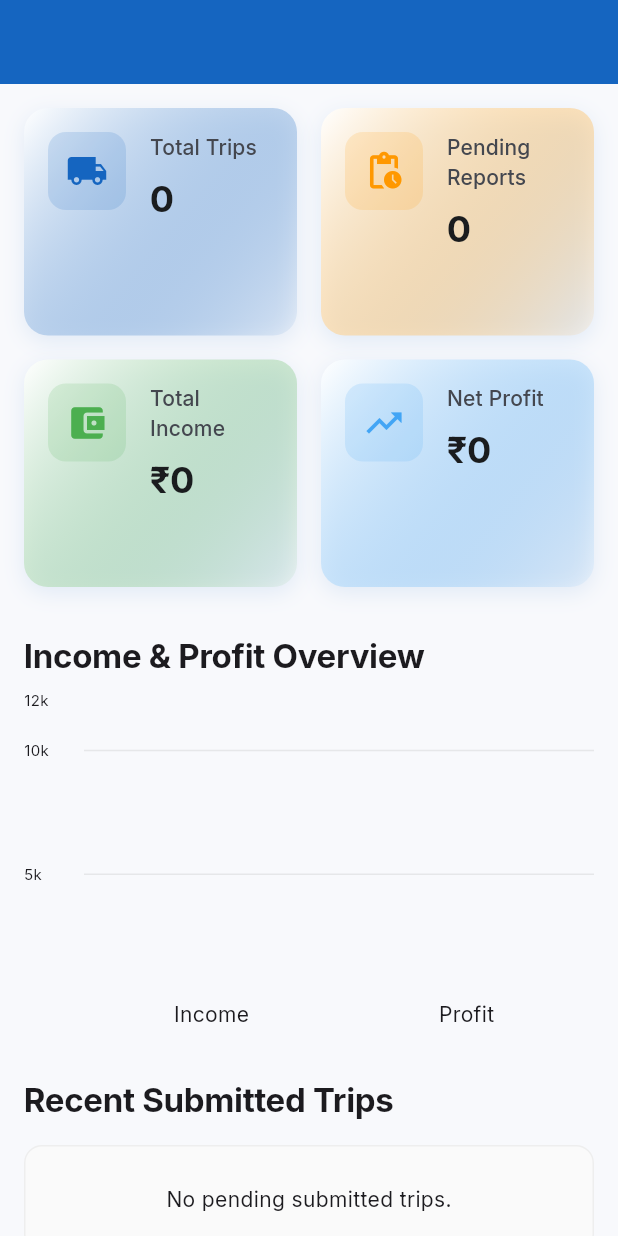
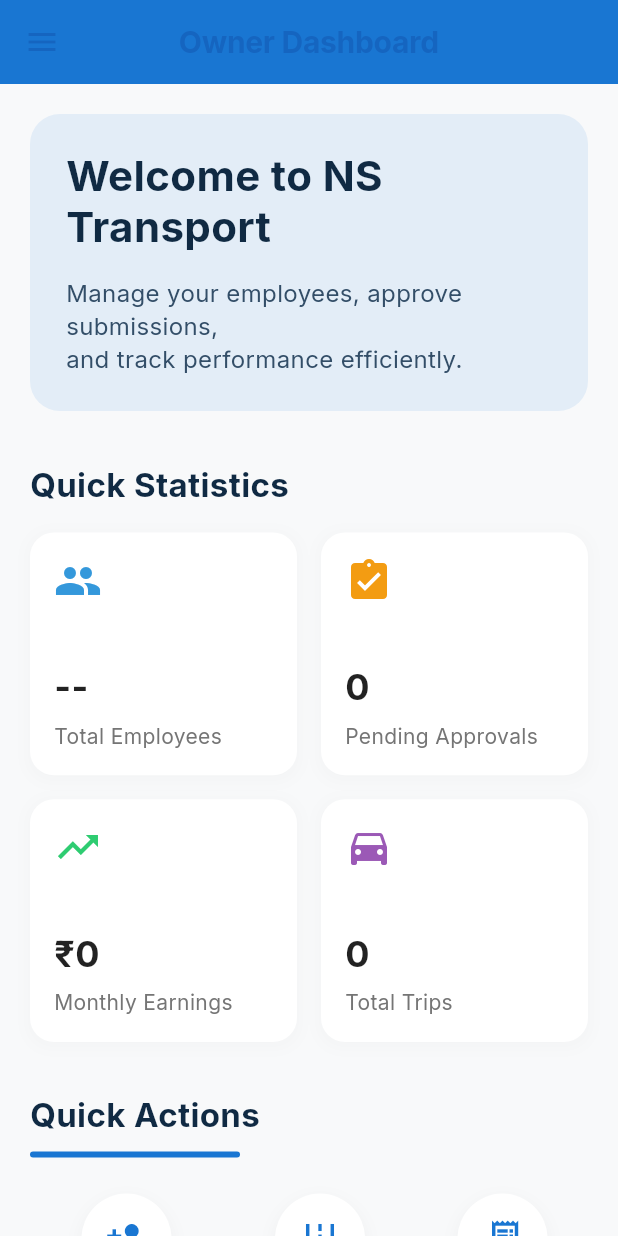
Before and after one commit to Nadarajan329/ns_transport_project3.0, a Flutter app: the OwnerDashboard screen opened by its route, on a phone screen of 412 x 824 dp. Run offline on Flutter 3.47's test engine with Material 3 defaults, Android fonts, the phone set to English and light mode, and no system bars; drawn by our look-alikes of fl_chart, flutter_animate; our stand-ins replace flutter_riverpod, google_fonts, google_sign_in, image_picker, pdf, printing and 2 more; accounts and stored records are empty; network calls fail.

Commit message:
Fix UI bugs, Supabase RLS, and Web Image Uploads

```diff
--- a/lib/screens/driver/trip_form_screen.dart
+++ b/lib/screens/driver/trip_form_screen.dart
@@ -1,4 +1,5 @@
 import 'dart:io';
+import 'package:flutter/foundation.dart';
 import 'package:flutter/material.dart';
 import 'package:flutter_riverpod/flutter_riverpod.dart';
 import 'package:google_fonts/google_fonts.dart';
@@ -36,8 +37,8 @@ class _TripFormScreenState extends ConsumerState<TripFormScreen> {
   final _notesController = TextEditingController();
 
   DateTime _selectedDate = DateTime.now();
-  File? _billImage;
-  File? _receiptImage;
+  XFile? _billImage;
+  XFile? _receiptImage;
   bool _isLoading = false;
 
   final ImagePicker _picker = ImagePicker();
@@ -86,9 +87,9 @@ class _TripFormScreenState extends ConsumerState<TripFormScreen> {
     if (image != null) {
       setState(() {
         if (isBill) {
-          _billImage = File(image.path);
+          _billImage = image;
         } else {
-          _receiptImage = File(image.path);
+          _receiptImage = image;
         }
       });
     }
@@ -163,7 +164,7 @@ class _TripFormScreenState extends ConsumerState<TripFormScreen> {
     }
   }
 
-  Widget _buildImagePicker(String title, File? image, bool isBill) {
+  Widget _buildImagePicker(String title, XFile? image, bool isBill) {
     return Column(
       crossAxisAlignment: CrossAxisAlignment.start,
       children: [
@@ -182,7 +183,7 @@ class _TripFormScreenState extends ConsumerState<TripFormScreen> {
             child: image != null
                 ? ClipRRect(
                     borderRadius: BorderRadius.circular(12),
-                    child: Image.file(image, fit: BoxFit.cover),
+                    child: kIsWeb ? Image.network(image.path, fit: BoxFit.cover) : Image.file(File(image.path), fit: BoxFit.cover),
                   )
                 : Column(
                     mainAxisAlignment: MainAxisAlignment.center,
--- a/lib/screens/owner/owner_dashboard.dart
+++ b/lib/screens/owner/owner_dashboard.dart
@@ -1,10 +1,7 @@
 import 'package:flutter/material.dart';
 import 'package:flutter_riverpod/flutter_riverpod.dart';
-import 'package:fl_chart/fl_chart.dart';
 import 'package:ns_transport/providers/trip_provider.dart';
 import 'package:ns_transport/widgets/app_drawer.dart';
-import 'package:ns_transport/widgets/summary_card.dart';
-import 'package:ns_transport/widgets/status_badge.dart';
 import 'package:ns_transport/routes/app_routes.dart';
 
 class OwnerDashboard extends ConsumerStatefulWidget {
@@ -27,6 +24,47 @@ class _OwnerDashboardState extends ConsumerState<OwnerDashboard> {
     await ref.read(tripProvider.notifier).loadTrips();
   }
 
+  Widget _buildStatCard(String title, String value, IconData icon, Color iconColor) {
+    return Container(
+      decoration: BoxDecoration(
+        color: Colors.white,
+        borderRadius: BorderRadius.circular(16),
+        boxShadow: [
+          BoxShadow(
+            color: Colors.grey.withOpacity(0.05),
+            spreadRadius: 2,
+            blurRadius: 8,
+            offset: const Offset(0, 2),
+          ),
+        ],
+      ),
+      padding: const EdgeInsets.all(16),
+      child: Column(
+        crossAxisAlignment: CrossAxisAlignment.start,
+        children: [
+          Icon(icon, color: iconColor, size: 32),
+          const Spacer(),
+          Text(
+            value,
+            style: const TextStyle(
+              fontSize: 24,
+              fontWeight: FontWeight.bold,
+              color: Colors.black87,
+            ),
+          ),
+          const SizedBox(height: 4),
+          Text(
+            title,
+            style: TextStyle(
+              fontSize: 14,
+              color: Colors.grey.shade600,
+            ),
+          ),
+        ],
+      ),
+    );
+  }
+
   @override
   Widget build(BuildContext context) {
     final tripState = ref.watch(tripProvider);
@@ -34,7 +72,6 @@ class _OwnerDashboardState extends ConsumerState<OwnerDashboard> {
     int totalTrips = 0;
     int pendingReports = 0;
     double totalIncome = 0;
-    double netProfit = 0;
 
     final trips = tripState.value ?? [];
 
@@ -44,18 +81,18 @@ class _OwnerDashboardState extends ConsumerState<OwnerDashboard> {
         pendingReports++;
       }
       totalIncome += trip.rentAmount;
-      netProfit += (trip.netProfit ?? 0.0);
     }
 
-    // Filter to get submitted trips and take the first few (assuming latest are first or we could sort)
-    final recentSubmittedTrips = trips.where((t) => t.status == 'submitted').toList();
-    final recentTrips = recentSubmittedTrips.take(5).toList();
-
     return Scaffold(
+      backgroundColor: const Color(0xFFF8F9FA),
       appBar: AppBar(
-        title: const Text('Owner Dashboard'),
-        backgroundColor: const Color(0xFF1565C0), // Primary
+        title: const Text(
+          'Owner Dashboard',
+          style: TextStyle(fontWeight: FontWeight.bold, fontSize: 20),
+        ),
+        backgroundColor: const Color(0xFF1976D2),
         foregroundColor: Colors.white,
+        elevation: 0,
       ),
       drawer: const AppDrawer(),
       body: tripState.isLoading
@@ -64,178 +101,150 @@ class _OwnerDashboardState extends ConsumerState<OwnerDashboard> {
               onRefresh: _refresh,
               child: SingleChildScrollView(
                 physics: const AlwaysScrollableScrollPhysics(),
-                padding: const EdgeInsets.all(16.0),
+                padding: const EdgeInsets.all(20.0),
                 child: Column(
                   crossAxisAlignment: CrossAxisAlignment.start,
                   children: [
+                    // Welcome Banner
+                    Container(
+                      width: double.infinity,
+                      padding: const EdgeInsets.all(24),
+                      decoration: BoxDecoration(
+                        color: const Color(0xFFE3EDF7),
+                        borderRadius: BorderRadius.circular(20),
+                      ),
+                      child: Column(
+                        crossAxisAlignment: CrossAxisAlignment.start,
+                        children: [
+                          const Text(
+                            'Welcome to NS\nTransport',
+                            style: TextStyle(
+                              fontSize: 28,
+                              fontWeight: FontWeight.bold,
+                              color: Color(0xFF102A43),
+                              height: 1.2,
+                            ),
+                          ),
+                          const SizedBox(height: 16),
+                          const Text(
+                            'Manage your employees, approve submissions,\nand track performance efficiently.',
+                            style: TextStyle(
+                              fontSize: 16,
+                              color: Color(0xFF334E68),
+                              height: 1.4,
+                            ),
+                          ),
+                        ],
+                      ),
+                    ),
+                    const SizedBox(height: 32),
+                    const Text(
+                      'Quick Statistics',
+                      style: TextStyle(
+                        fontSize: 22,
+                        fontWeight: FontWeight.bold,
+                        color: Color(0xFF102A43),
+                      ),
+                    ),
+                    const SizedBox(height: 16),
                     GridView.count(
                       crossAxisCount: 2,
                       crossAxisSpacing: 16,
                       mainAxisSpacing: 16,
                       shrinkWrap: true,
                       physics: const NeverScrollableScrollPhysics(),
-                      childAspectRatio: 1.2,
+                      childAspectRatio: 1.1,
                       children: [
-                        SummaryCard(
-                          title: 'Total Trips',
-                          value: totalTrips.toString(),
-                          icon: Icons.local_shipping,
-                          color: const Color(0xFF1565C0), // Primary
+                        _buildStatCard(
+                          'Total Employees',
+                          '--',
+                          Icons.people,
+                          const Color(0xFF3498DB), // Blue
                         ),
-                        SummaryCard(
-                          title: 'Pending Reports',
-                          value: pendingReports.toString(),
-                          icon: Icons.pending_actions,
-                          color: Colors.orange,
+                        _buildStatCard(
+                          'Pending Approvals',
+                          pendingReports.toString(),
+                          Icons.assignment_turned_in,
+                          const Color(0xFFF39C12), // Orange
                         ),
-                        SummaryCard(
-                          title: 'Total Income',
-                          value: '₹${totalIncome.toStringAsFixed(0)}',
-                          icon: Icons.account_balance_wallet,
-                          color: Colors.green,
+                        _buildStatCard(
+                          'Monthly Earnings',
+                          '₹${totalIncome.toStringAsFixed(0)}',
+                          Icons.trending_up,
+                          const Color(0xFF2ECC71), // Green
                         ),
-                        SummaryCard(
-                          title: 'Net Profit',
-                          value: '₹${netProfit.toStringAsFixed(0)}',
-                          icon: Icons.trending_up,
-                          color: const Color(0xFF42A5F5), // PrimaryLight
+                        _buildStatCard(
+                          'Total Trips',
+                          totalTrips.toString(),
+                          Icons.directions_car,
+                          const Color(0xFF9B59B6), // Purple
                         ),
                       ],
                     ),
                     const SizedBox(height: 32),
-                    Text(
-                      'Income & Profit Overview',
-                      style: Theme.of(context).textTheme.titleLarge?.copyWith(fontWeight: FontWeight.bold),
-                    ),
-                    const SizedBox(height: 16),
-                    SizedBox(
-                      height: 220,
-                      child: BarChart(
-                        BarChartData(
-                          alignment: BarChartAlignment.spaceAround,
-                          maxY: (totalIncome > 0 ? totalIncome : 10000) * 1.2,
-                          barTouchData: BarTouchData(enabled: true),
-                          titlesData: FlTitlesData(
-                            show: true,
-                            bottomTitles: AxisTitles(
-                              sideTitles: SideTitles(
-                                showTitles: true,
-                                getTitlesWidget: (value, meta) {
-                                  if (value == 0) return const Text('Income');
-                                  if (value == 1) return const Text('Profit');
-                                  return const Text('');
-                                },
-                              ),
-                            ),
-                            leftTitles: AxisTitles(
-                              sideTitles: SideTitles(
-                                showTitles: true,
-                                reservedSize: 40,
-                                getTitlesWidget: (value, meta) {
-                                  if (value == 0) return const Text('');
-                                  return Text('${(value / 1000).toStringAsFixed(0)}k', style: const TextStyle(fontSize: 10));
-                                },
-                              ),
-                            ),
-                            topTitles: const AxisTitles(sideTitles: SideTitles(showTitles: false)),
-                            rightTitles: const AxisTitles(sideTitles: SideTitles(showTitles: false)),
-                          ),
-                          gridData: FlGridData(
-                            show: true,
-                            drawVerticalLine: false,
-                            getDrawingHorizontalLine: (value) => FlLine(
-                              color: Colors.grey.withValues(alpha: 0.2),
-                              strokeWidth: 1,
-                            ),
-                          ),
-                          borderData: FlBorderData(show: false),
-                          barGroups: [
-                            BarChartGroupData(
-                              x: 0,
-                              barRods: [
-                                BarChartRodData(
-                                  toY: totalIncome,
-                                  color: Colors.green,
-                                  width: 24,
-                                  borderRadius: const BorderRadius.vertical(top: Radius.circular(6)),
-                                ),
-                              ],
-                            ),
-                            BarChartGroupData(
-                              x: 1,
-                              barRods: [
-                                BarChartRodData(
-                                  toY: netProfit,
-                                  color: const Color(0xFF42A5F5),
-                                  width: 24,
-                                  borderRadius: const BorderRadius.vertical(top: Radius.circular(6)),
-                                ),
-                              ],
-                            ),
-                          ],
-                        ),
+                    const Text(
+                      'Quick Actions',
+                      style: TextStyle(
+                        fontSize: 22,
+                        fontWeight: FontWeight.bold,
+                        color: Color(0xFF102A43),
                       ),
                     ),
+                    const SizedBox(height: 8),
+                    Container(
+                      width: 140,
+                      height: 4,
+                      decoration: BoxDecoration(
+                        color: const Color(0xFF1976D2),
+                        borderRadius: BorderRadius.circular(2),
+                      ),
+                    ),
+                    const SizedBox(height: 24),
+                    // Quick actions row
+                    Row(
+                      mainAxisAlignment: MainAxisAlignment.spaceAround,
+                      children: [
+                        _buildActionButton(Icons.person_add, 'Add Driver'),
+                        _buildActionButton(Icons.add_road, 'New Route'),
+                        _buildActionButton(Icons.receipt_long, 'Reports'),
+                      ],
+                    ),
                     const SizedBox(height: 32),
-                    Text(
-                      'Recent Submitted Trips',
-                      style: Theme.of(context).textTheme.titleLarge?.copyWith(fontWeight: FontWeight.bold),
-                    ),
-                    const SizedBox(height: 16),
-                    if (recentTrips.isEmpty)
-                      Container(
-                        padding: const EdgeInsets.all(24),
-                        alignment: Alignment.center,
-                        decoration: BoxDecoration(
-                          color: Colors.grey.shade50,
-                          borderRadius: BorderRadius.circular(12),
-                          border: Border.all(color: Colors.grey.shade200),
-                        ),
-                        child: const Text('No pending submitted trips.'),
-                      )
-                    else
-                      ListView.builder(
-                        shrinkWrap: true,
-                        physics: const NeverScrollableScrollPhysics(),
-                        itemCount: recentTrips.length,
-                        itemBuilder: (context, index) {
-                          final trip = recentTrips[index];
-                          return Card(
-                            margin: const EdgeInsets.only(bottom: 12),
-                            elevation: 1,
-                            shape: RoundedRectangleBorder(
-                              borderRadius: BorderRadius.circular(12),
-                              side: BorderSide(color: Colors.grey.shade200),
-                            ),
-                            child: ListTile(
-                              contentPadding: const EdgeInsets.symmetric(horizontal: 16, vertical: 8),
-                              title: Text(
-                                trip.vehicleNumber,
-                                style: const TextStyle(fontWeight: FontWeight.bold),
-                              ),
-                              subtitle: Padding(
-                                padding: const EdgeInsets.only(top: 4.0),
-                                child: Text(
-                                  '${trip.fromLocation} → ${trip.toLocation}',
-                                ),
-                              ),
-                              trailing: StatusBadge(status: trip.status),
-                              onTap: () {
-                                Navigator.pushNamed(
-                                  context,
-                                  AppRoutes.tripDetail,
-                                  arguments: trip.id,
-                                );
-                              },
-                            ),
-                          );
-                        },
-                      ),
-                    const SizedBox(height: 24),
                   ],
                 ),
               ),
             ),
     );
   }
+
+  Widget _buildActionButton(IconData icon, String label) {
+    return Column(
+      children: [
+        Container(
+          padding: const EdgeInsets.all(16),
+          decoration: BoxDecoration(
+            color: Colors.white,
+            shape: BoxShape.circle,
+            boxShadow: [
+              BoxShadow(
+                color: Colors.grey.withOpacity(0.08),
+                spreadRadius: 2,
+                blurRadius: 8,
+                offset: const Offset(0, 4),
+              ),
+            ],
+          ),
+          child: Icon(icon, color: const Color(0xFF1976D2), size: 28),
+        ),
+        const SizedBox(height: 12),
+        Text(
+          label,
+          style: const TextStyle(
+            fontWeight: FontWeight.w600,
+            color: Color(0xFF334E68),
+          ),
+        ),
+      ],
+    );
+  }
 }
--- a/lib/screens/shared/settings_screen.dart
+++ b/lib/screens/shared/settings_screen.dart
@@ -174,7 +174,8 @@ class SettingsScreen extends ConsumerWidget {
                   const Divider(height: 1),
                   ListTile(
                     leading: const Icon(Icons.logout, color: Colors.red),
-                    title: const Text('Sign Out', style: TextStyle(color: Colors.red, fontWeight: FontWeight.bold)),
+                    title: const Text('Sign Out'),
+                    textColor: Colors.red,
                     onTap: () async {
                       final confirm = await showDialog<bool>(
                         context: context,
--- a/lib/screens/shared/trip_detail_screen.dart
+++ b/lib/screens/shared/trip_detail_screen.dart
@@ -1,4 +1,5 @@
 import 'dart:io';
+import 'package:flutter/foundation.dart';
 import 'package:flutter/material.dart';
 import 'package:flutter_riverpod/flutter_riverpod.dart';
 import 'package:google_fonts/google_fonts.dart';
@@ -194,7 +195,8 @@ class _TripDetailScreenState extends ConsumerState<TripDetailScreen> {
         child: Row(
           mainAxisAlignment: MainAxisAlignment.spaceBetween,
           children: [
-            Column(
+            Expanded(
+              child: Column(
                 crossAxisAlignment: CrossAxisAlignment.start,
                 children: [
                   Text(
@@ -210,8 +212,10 @@ class _TripDetailScreenState extends ConsumerState<TripDetailScreen> {
                   Text(
                     'Driver ID: ${trip.driverId}',
                     style: GoogleFonts.inter(color: Colors.grey.shade600, fontSize: 13),
+                    overflow: TextOverflow.ellipsis,
                   ),
                 ],
+              ),
             ),
             StatusBadge(status: trip.status),
           ],
@@ -391,7 +395,11 @@ class _TripDetailScreenState extends ConsumerState<TripDetailScreen> {
     } else {
       imageWidget = ClipRRect(
         borderRadius: BorderRadius.circular(12),
-        child: Image.file(File(path), height: 100, fit: BoxFit.cover, errorBuilder: (context, error, stackTrace) {
+        child: kIsWeb
+            ? Image.network(path, height: 100, fit: BoxFit.cover, errorBuilder: (context, error, stackTrace) {
+                return const Icon(Icons.broken_image, color: Colors.grey);
+              })
+            : Image.file(File(path), height: 100, fit: BoxFit.cover, errorBuilder: (context, error, stackTrace) {
                 return const Icon(Icons.broken_image, color: Colors.grey);
               }),
       );
@@ -412,7 +420,7 @@ class _TripDetailScreenState extends ConsumerState<TripDetailScreen> {
                       child: InteractiveViewer(
                         child: path.startsWith('http')
                             ? Image.network(path)
-                            : Image.file(File(path)),
+                            : (kIsWeb ? Image.network(path) : Image.file(File(path))),
                       ),
                     ),
                   );
--- a/lib/services/auth_service.dart
+++ b/lib/services/auth_service.dart
@@ -89,6 +89,6 @@ class AuthService {
   }
 
   Future<void> createUserProfile(UserModel userModel) async {
-    await _supabase.from('users').insert(userModel.toJson());
+    await _supabase.from('users').upsert(userModel.toJson());
   }
 }
--- a/lib/services/trip_service.dart
+++ b/lib/services/trip_service.dart
@@ -1,5 +1,5 @@
-import 'dart:io';
 import 'package:supabase_flutter/supabase_flutter.dart';
+import 'package:image_picker/image_picker.dart';
 import 'package:ns_transport/models/trip_model.dart';
 import 'package:ns_transport/core/errors/failure.dart';
 import 'package:ns_transport/services/supabase_service.dart';
@@ -107,11 +107,16 @@ class TripService {
     }
   }
 
-  Future<String> uploadImage(File file, String folder) async {
+  Future<String> uploadImage(XFile file, String folder) async {
     try {
-      final fileName = '${DateTime.now().millisecondsSinceEpoch}_${file.path.split('/').last}';
+      final fileName = '${DateTime.now().millisecondsSinceEpoch}_${file.name}';
       final path = '$folder/$fileName';
-      await _supabase.storage.from('trip_images').upload(path, file);
+      final bytes = await file.readAsBytes();
+      await _supabase.storage.from('trip_images').uploadBinary(
+        path,
+        bytes,
+        fileOptions: FileOptions(contentType: 'image/${file.name.split('.').last}'),
+      );
       return _supabase.storage.from('trip_images').getPublicUrl(path);
     } catch (e) {
       throw ServerFailure(message: 'Failed to upload image: $e');
```
Also changed, not shown: 1 other file. Lines whose indentation alone changed are shown as unchanged.
